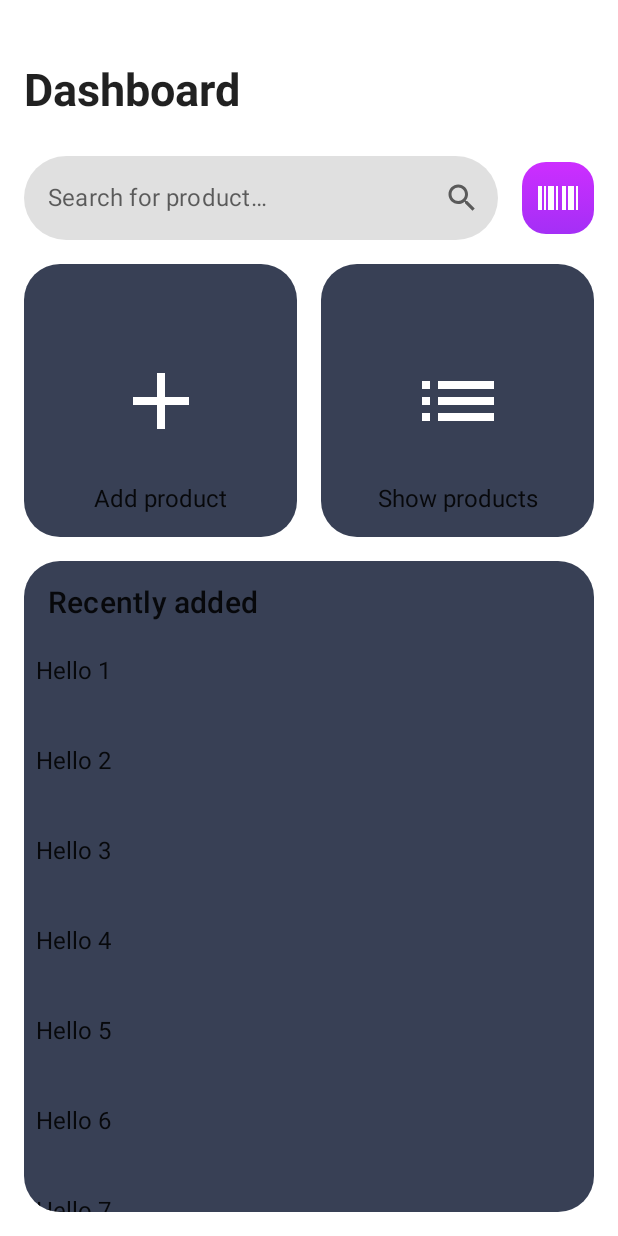
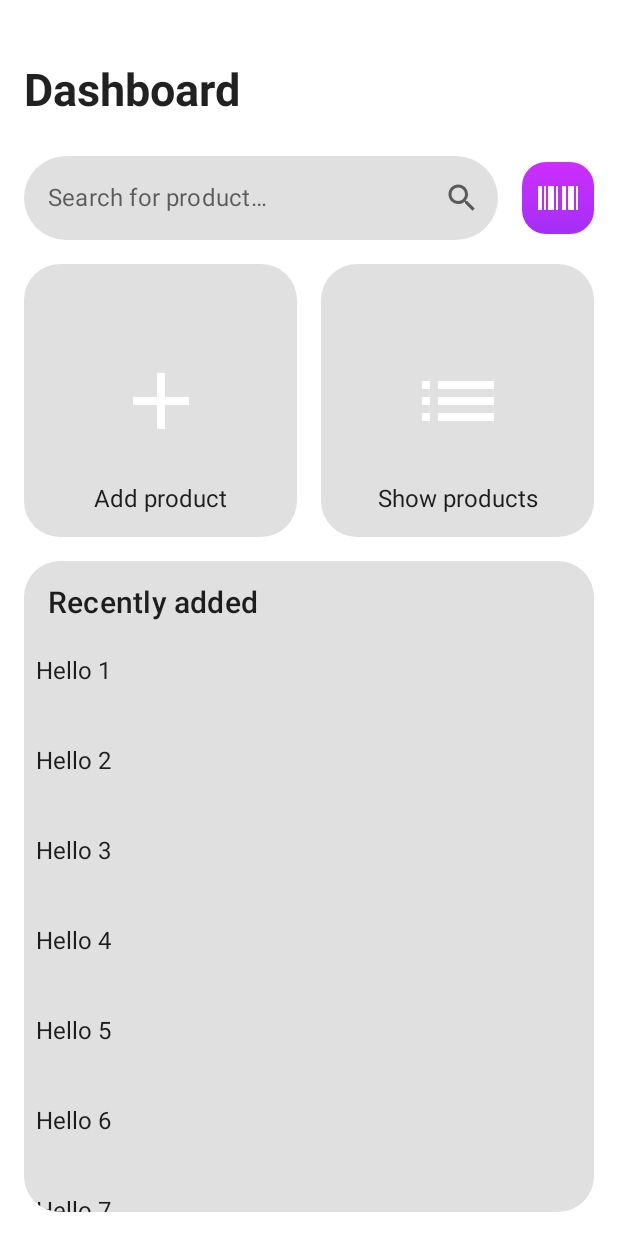
Before and after one commit to masslany/JustEvaluateIt, an Android app built with Jetpack Compose: the screen it shows after launch (MainActivity), on a phone screen of 412 x 824 dp. Run offline under Robolectric (Android 15) with nearby library versions, the light colour scheme and no system bars.

Commit message:
Setup navigation, change package structure

```diff
--- a/app/src/main/AndroidManifest.xml
+++ b/app/src/main/AndroidManifest.xml
@@ -10,7 +10,7 @@
         android:supportsRtl="true"
         android:theme="@style/Theme.JustEvaluateIt">
         <activity
-            android:name=".MainActivity"
+            android:name=".presentation.MainActivity"
             android:exported="true"
             android:label="@string/app_name"
             android:theme="@style/Theme.JustEvaluateIt.NoActionBar">
--- a/app/src/main/java/com/masslany/justevaluateit/MainActivity.kt
+++ /dev/null
@@ -1,23 +0,0 @@
-package com.masslany.justevaluateit
-
-import android.os.Bundle
-import androidx.activity.ComponentActivity
-import androidx.activity.compose.setContent
-import androidx.compose.material.MaterialTheme
-import androidx.compose.material.Surface
-import com.masslany.justevaluateit.ui.dashboard.DashboardScreen
-import com.masslany.justevaluateit.ui.theme.JustEvaluateItTheme
-
-class MainActivity : ComponentActivity() {
-    override fun onCreate(savedInstanceState: Bundle?) {
-        super.onCreate(savedInstanceState)
-        setContent {
-            JustEvaluateItTheme {
-                // A surface container using the 'background' color from the theme
-                Surface(color = MaterialTheme.colors.background) {
-                    DashboardScreen()
-                }
-            }
-        }
-    }
-}
--- /dev/null
+++ b/app/src/main/java/com/masslany/justevaluateit/presentation/MainActivity.kt
@@ -0,0 +1,18 @@
+package com.masslany.justevaluateit.presentation
+
+import android.os.Bundle
+import androidx.activity.ComponentActivity
+import androidx.activity.compose.setContent
+import androidx.appcompat.app.AppCompatActivity
+import androidx.compose.material.MaterialTheme
+import androidx.compose.material.Surface
+import com.masslany.justevaluateit.R
+import com.masslany.justevaluateit.presentation.dashboard.DashboardScreen
+import com.masslany.justevaluateit.presentation.ui.theme.JustEvaluateItTheme
+
+class MainActivity : AppCompatActivity() {
+    override fun onCreate(savedInstanceState: Bundle?) {
+        super.onCreate(savedInstanceState)
+        setContentView(R.layout.activity_main)
+    }
+}
--- a/app/src/main/java/com/masslany/justevaluateit/ui/components/AppBar.kt
+++ b/app/src/main/java/com/masslany/justevaluateit/presentation/components/AppBar.kt
@@ -1,4 +1,4 @@
-package com.masslany.justevaluateit.ui.components
+package com.masslany.justevaluateit.presentation.components
 
 import androidx.compose.material.TopAppBar
 import androidx.compose.runtime.Composable
--- a/app/src/main/java/com/masslany/justevaluateit/ui/components/BarcodeButton.kt
+++ b/app/src/main/java/com/masslany/justevaluateit/presentation/components/BarcodeButton.kt
@@ -1,4 +1,4 @@
-package com.masslany.justevaluateit.ui.components
+package com.masslany.justevaluateit.presentation.components
 
 import androidx.compose.foundation.Image
 import androidx.compose.foundation.background
@@ -16,7 +16,7 @@ import androidx.compose.ui.res.painterResource
 import androidx.compose.ui.res.stringResource
 import androidx.compose.ui.unit.dp
 import com.masslany.justevaluateit.R
-import com.masslany.justevaluateit.ui.theme.RoundedCornerMedium
+import com.masslany.justevaluateit.presentation.ui.theme.RoundedCornerMedium
 
 @Composable
 fun BarcodeButton(
--- a/app/src/main/java/com/masslany/justevaluateit/ui/components/RecentlyAdded.kt
+++ b/app/src/main/java/com/masslany/justevaluateit/presentation/components/RecentlyAdded.kt
@@ -1,4 +1,4 @@
-package com.masslany.justevaluateit.ui.components
+package com.masslany.justevaluateit.presentation.components
 
 import androidx.compose.foundation.background
 import androidx.compose.foundation.layout.Column
@@ -14,9 +14,9 @@ import androidx.compose.runtime.Composable
 import androidx.compose.ui.Modifier
 import androidx.compose.ui.draw.clip
 import androidx.compose.ui.unit.dp
-import com.masslany.justevaluateit.ui.theme.ButtonColor
-import com.masslany.justevaluateit.ui.theme.SpaceMedium
-import com.masslany.justevaluateit.ui.theme.SpaceSmall
+import com.masslany.justevaluateit.presentation.ui.theme.SurfaceDarkColor
+import com.masslany.justevaluateit.presentation.ui.theme.SpaceMedium
+import com.masslany.justevaluateit.presentation.ui.theme.SpaceSmall
 
 @Composable
 fun RecentlyAdded(
@@ -25,7 +25,7 @@ fun RecentlyAdded(
     Column(
         modifier = modifier
             .background(
-                color = ButtonColor,
+                color = MaterialTheme.colors.surface,
                 shape = RoundedCornerShape(24.dp)
             )
             .clip(RoundedCornerShape(24.dp))
--- a/app/src/main/java/com/masslany/justevaluateit/ui/components/Search.kt
+++ b/app/src/main/java/com/masslany/justevaluateit/presentation/components/Search.kt
@@ -1,4 +1,4 @@
-package com.masslany.justevaluateit.ui.components
+package com.masslany.justevaluateit.presentation.components
 
 import androidx.compose.foundation.Image
 import androidx.compose.foundation.layout.Arrangement
--- /dev/null
+++ b/app/src/main/java/com/masslany/justevaluateit/presentation/dashboard/DashboardFragment.kt
@@ -0,0 +1,31 @@
+package com.masslany.justevaluateit.presentation.dashboard
+
+import android.os.Bundle
+import android.view.LayoutInflater
+import android.view.View
+import android.view.ViewGroup
+import androidx.compose.material.MaterialTheme
+import androidx.compose.material.Surface
+import androidx.compose.ui.platform.ComposeView
+import androidx.fragment.app.Fragment
+import com.masslany.justevaluateit.presentation.ui.theme.JustEvaluateItTheme
+
+class DashboardFragment : Fragment() {
+
+    override fun onCreateView(
+        inflater: LayoutInflater,
+        container: ViewGroup?,
+        savedInstanceState: Bundle?
+    ): View {
+        return ComposeView(requireContext()).apply {
+            setContent {
+                JustEvaluateItTheme {
+                    // A surface container using the 'background' color from the theme
+                    Surface(color = MaterialTheme.colors.background) {
+                        DashboardScreen()
+                    }
+                }
+            }
+        }
+    }
+}
--- a/app/src/main/java/com/masslany/justevaluateit/ui/dashboard/DashboardTile.kt
+++ b/app/src/main/java/com/masslany/justevaluateit/presentation/dashboard/DashboardTile.kt
@@ -1,4 +1,4 @@
-package com.masslany.justevaluateit.ui.dashboard
+package com.masslany.justevaluateit.presentation.dashboard
 
 import androidx.compose.foundation.Image
 import androidx.compose.foundation.background
@@ -8,6 +8,7 @@ import androidx.compose.foundation.layout.aspectRatio
 import androidx.compose.foundation.layout.padding
 import androidx.compose.foundation.layout.size
 import androidx.compose.foundation.shape.RoundedCornerShape
+import androidx.compose.material.MaterialTheme
 import androidx.compose.material.Text
 import androidx.compose.runtime.Composable
 import androidx.compose.ui.Alignment
@@ -15,8 +16,8 @@ import androidx.compose.ui.Modifier
 import androidx.compose.ui.draw.clip
 import androidx.compose.ui.graphics.painter.Painter
 import androidx.compose.ui.unit.dp
-import com.masslany.justevaluateit.ui.theme.ButtonColor
-import com.masslany.justevaluateit.ui.theme.SpaceMedium
+import com.masslany.justevaluateit.presentation.ui.theme.SurfaceDarkColor
+import com.masslany.justevaluateit.presentation.ui.theme.SpaceMedium
 
 @Composable
 fun DashboardTile(
@@ -29,7 +30,7 @@ fun DashboardTile(
     Box(
         modifier = modifier
             .background(
-                color = ButtonColor,
+                color = MaterialTheme.colors.surface,
                 shape = RoundedCornerShape(24.dp)
             )
             .clip(RoundedCornerShape(24.dp))
--- a/app/src/main/java/com/masslany/justevaluateit/ui/theme/Color.kt
+++ b/app/src/main/java/com/masslany/justevaluateit/presentation/ui/theme/Color.kt
@@ -1,4 +1,4 @@
-package com.masslany.justevaluateit.ui.theme
+package com.masslany.justevaluateit.presentation.ui.theme
 
 import androidx.compose.ui.graphics.Color
 
@@ -9,4 +9,5 @@ val Teal200 = Color(0xFF03DAC5)
 
 val ButtonColorStart = Color(0xFF2D3855)
 val ButtonColorMiddle = Color(0xFF343E57)
-val ButtonColor = Color(0xFF384055)
+val SurfaceDarkColor = Color(0xFF384055)
+val SurfaceLightColor = Color(0xFFe0e0e0)
--- a/app/src/main/java/com/masslany/justevaluateit/ui/theme/Dimentions.kt
+++ b/app/src/main/java/com/masslany/justevaluateit/presentation/ui/theme/Dimentions.kt
@@ -1,4 +1,4 @@
-package com.masslany.justevaluateit.ui.theme
+package com.masslany.justevaluateit.presentation.ui.theme
 
 import androidx.compose.ui.unit.dp
 
--- a/app/src/main/java/com/masslany/justevaluateit/ui/theme/Shape.kt
+++ b/app/src/main/java/com/masslany/justevaluateit/presentation/ui/theme/Shape.kt
@@ -1,4 +1,4 @@
-package com.masslany.justevaluateit.ui.theme
+package com.masslany.justevaluateit.presentation.ui.theme
 
 import androidx.compose.foundation.shape.RoundedCornerShape
 import androidx.compose.material.Shapes
--- a/app/src/main/java/com/masslany/justevaluateit/ui/theme/Theme.kt
+++ b/app/src/main/java/com/masslany/justevaluateit/presentation/ui/theme/Theme.kt
@@ -1,4 +1,4 @@
-package com.masslany.justevaluateit.ui.theme
+package com.masslany.justevaluateit.presentation.ui.theme
 
 import androidx.compose.foundation.isSystemInDarkTheme
 import androidx.compose.material.MaterialTheme
@@ -12,7 +12,7 @@ private val DarkColorPalette = darkColors(
     primaryVariant = Purple700,
     secondary = Teal200,
     background = Color(0xFF1C253F),
-    surface = Color.DarkGray,
+    surface = SurfaceDarkColor,
 )
 
 private val LightColorPalette = lightColors(
@@ -20,7 +20,7 @@ private val LightColorPalette = lightColors(
     primaryVariant = Purple700,
     secondary = Teal200,
     background = Color.White,
-    surface = Color.White,
+    surface = SurfaceLightColor,
 
     /* Other default colors to override
     background = Color.White,
--- a/app/src/main/java/com/masslany/justevaluateit/ui/theme/Type.kt
+++ b/app/src/main/java/com/masslany/justevaluateit/presentation/ui/theme/Type.kt
@@ -1,4 +1,4 @@
-package com.masslany.justevaluateit.ui.theme
+package com.masslany.justevaluateit.presentation.ui.theme
 
 import androidx.compose.material.Typography
 import androidx.compose.ui.text.TextStyle
--- /dev/null
+++ b/app/src/main/res/layout/activity_main.xml
@@ -0,0 +1,19 @@
+<?xml version="1.0" encoding="utf-8"?>
+<androidx.constraintlayout.widget.ConstraintLayout xmlns:android="http://schemas.android.com/apk/res/android"
+    android:layout_width="match_parent"
+    android:layout_height="match_parent"
+    xmlns:app="http://schemas.android.com/apk/res-auto">
+
+    <androidx.fragment.app.FragmentContainerView
+        android:id="@+id/nav_host_fragment_container"
+        android:name="androidx.navigation.fragment.NavHostFragment"
+        android:layout_width="0dp"
+        android:layout_height="0dp"
+        app:defaultNavHost="true"
+        app:layout_constraintBottom_toBottomOf="parent"
+        app:layout_constraintEnd_toEndOf="parent"
+        app:layout_constraintStart_toStartOf="parent"
+        app:layout_constraintTop_toTopOf="parent"
+        app:navGraph="@navigation/nav_graph" />
+
+</androidx.constraintlayout.widget.ConstraintLayout>
--- /dev/null
+++ b/app/src/main/res/navigation/nav_graph.xml
@@ -0,0 +1,11 @@
+<?xml version="1.0" encoding="utf-8"?>
+<navigation xmlns:android="http://schemas.android.com/apk/res/android"
+    xmlns:app="http://schemas.android.com/apk/res-auto"
+    android:id="@+id/nav_graph"
+    app:startDestination="@id/dashboardFragment">
+
+    <fragment
+        android:id="@+id/dashboardFragment"
+        android:name="com.masslany.justevaluateit.presentation.dashboard.DashboardFragment"
+        android:label="DashboardFragment" />
+</navigation>
```
Also changed, not shown: app/src/main/java/com/masslany/justevaluateit/presentation/dashboard/DashboardScreen.kt (renamed from app/src/main/java/com/masslany/justevaluateit/ui/dashboard/DashboardScreen.kt, +8 -8 lines).
